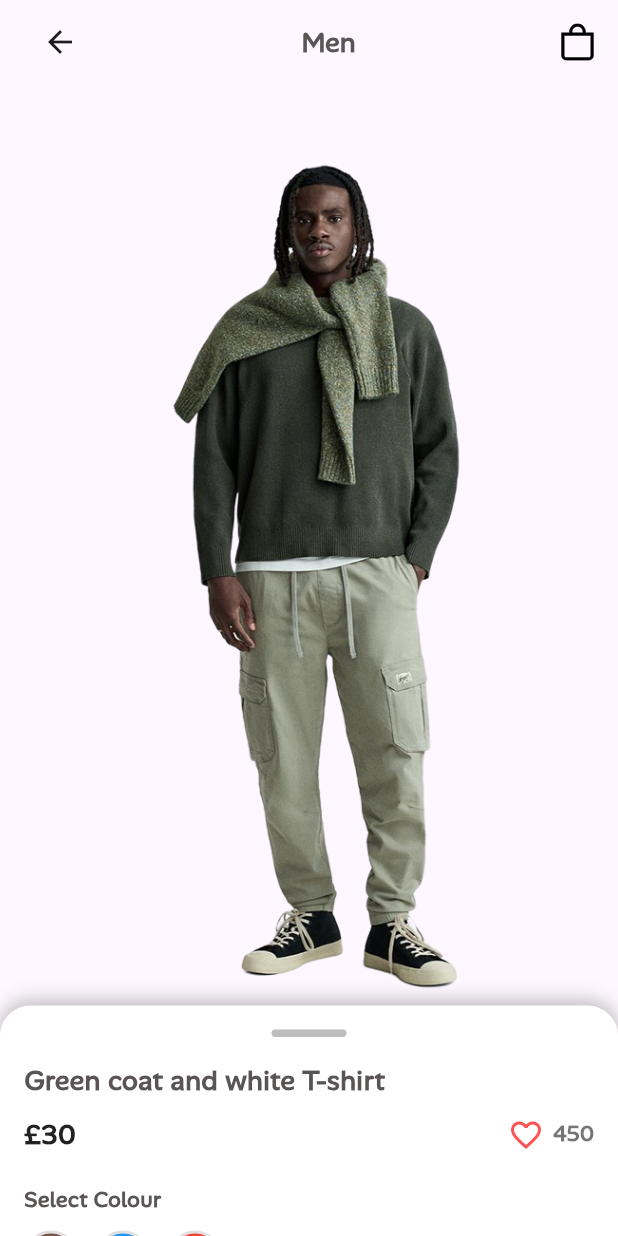
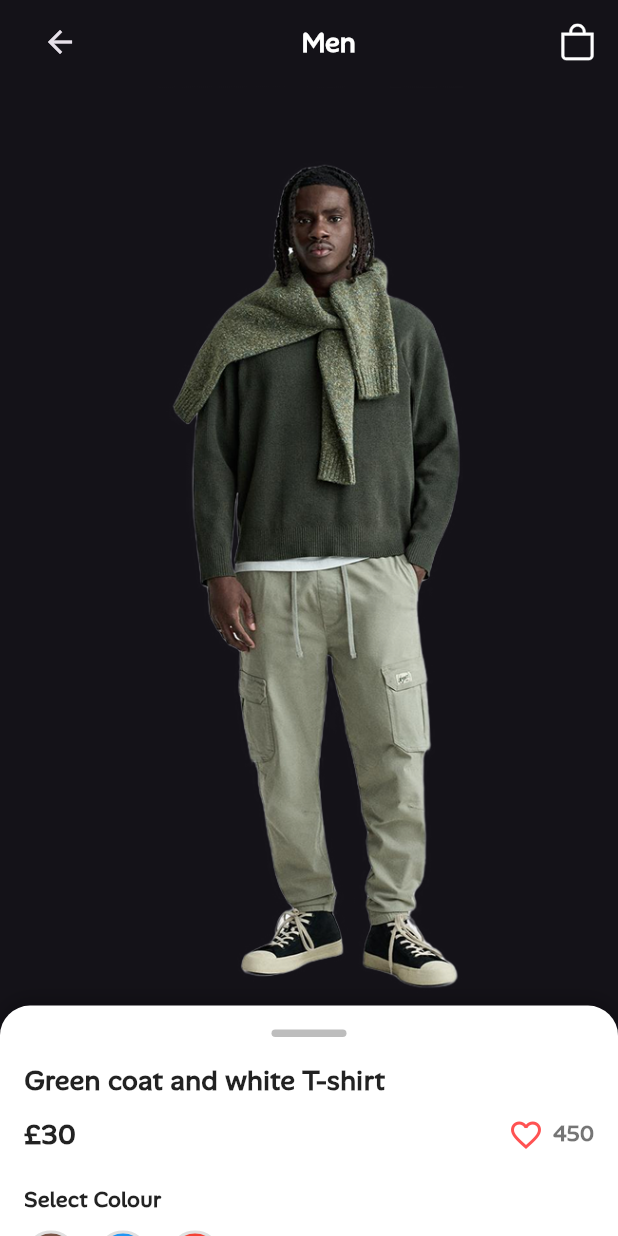
Before and after one commit to MohammedHafiz27/runway_fashion, a Flutter app: the CategoriesDetailsPage screen opened by its route, after a tap on "Green coat and white T-shirt", on a phone screen of 412 x 824 dp. Run offline on Flutter 3.47's test engine with Material 3 defaults, Android fonts, the phone set to English and light mode, and no system bars; our stand-ins replace flutter_svg, go_router, video_player.

Commit message:
App theme file done

```diff
--- a/lib/Core/utils/app_styles.dart
+++ b/lib/Core/utils/app_styles.dart
@@ -40,7 +40,7 @@ abstract class AppStyles {
 
   static TextStyle styleBold16(BuildContext context) {
     return TextStyle(
-      color: const Color(0xFF5A5555),
+      color: Theme.of(context).textTheme.bodyLarge?.color,
       fontSize: getResponsiveFontSize(context, fontSize: 16),
       fontFamily: 'AlanSans',
       fontWeight: FontWeight.w700,
@@ -49,7 +49,7 @@ abstract class AppStyles {
 
   static TextStyle styleBold20(BuildContext context) {
     return TextStyle(
-      color: const Color(0xFF5A5555),
+      color: Theme.of(context).textTheme.bodyLarge?.color,
       fontSize: getResponsiveFontSize(context, fontSize: 20),
       fontFamily: 'AlanSans',
       fontWeight: FontWeight.w700,
--- /dev/null
+++ b/lib/Core/utils/app_theme.dart
@@ -0,0 +1,8 @@
+import 'package:flutter/material.dart';
+
+class AppTheme {
+  static ThemeData darkTheme = ThemeData.dark().copyWith(
+    iconTheme: IconThemeData(color: Colors.white),
+    textTheme: TextTheme(bodyLarge: TextStyle(color: Colors.white)),
+  );
+}
--- a/lib/Core/utils/assets.dart
+++ b/lib/Core/utils/assets.dart
@@ -40,4 +40,5 @@ class Assets {
   static const String imagesWoman = "assets/images/woman.png";
 
   static const String imagesShadow = "assets/images/shadow.png";
+  static const String imagesSortBy = "assets/images/sortby.svg";
 }
--- a/lib/Features/categories_details_page/presentation/views/widgets/custom_row_for_app_bar.dart
+++ b/lib/Features/categories_details_page/presentation/views/widgets/custom_row_for_app_bar.dart
@@ -17,7 +17,9 @@ class CustomAppBar extends StatelessWidget {
           children: [
             IconButton(onPressed: () => context.pop(), icon: Icon(Icons.arrow_back)),
             Text("Men", style: AppStyles.styleBold20(context)),
-            SvgPicture.asset(Assets.imagesbag),
+            Theme.of(context).brightness == Brightness.dark
+                ? SvgPicture.asset(Assets.imagesbag, colorFilter: ColorFilter.mode(Colors.white, BlendMode.srcIn))
+                : SvgPicture.asset(Assets.imagesbag, colorFilter: ColorFilter.mode(Colors.black, BlendMode.srcIn)),
           ],
         ),
         Container(
@@ -29,11 +31,9 @@ class CustomAppBar extends StatelessWidget {
             mainAxisAlignment: MainAxisAlignment.spaceBetween,
             children: [
               Text("Sort by", style: AppStyles.styleBold20(context)),
-              DropdownButton(
-                items: [],
-                onChanged: (value) {},
-                icon: Icon(Icons.south_rounded, color: Colors.black),
-              ),
+              Theme.of(context).brightness == Brightness.dark
+                  ? SvgPicture.asset(Assets.imagesSortBy, colorFilter: ColorFilter.mode(Colors.white, BlendMode.srcIn))
+                  : SvgPicture.asset(Assets.imagesSortBy, colorFilter: ColorFilter.mode(Colors.black, BlendMode.srcIn)),
               Spacer(),
               Icon(Icons.compare_arrows_rounded),
               Text("Filter", style: AppStyles.styleSemiBold14(context)),
--- a/lib/Features/home_page/presentation/views/widgets/categories_section.dart
+++ b/lib/Features/home_page/presentation/views/widgets/categories_section.dart
@@ -9,7 +9,10 @@ class CategoriesSection extends StatelessWidget {
   Widget build(BuildContext context) {
     return Container(
       width: MediaQuery.sizeOf(context).width,
-      decoration: BoxDecoration(color: Colors.white),
+      decoration: BoxDecoration(
+        color: Theme.of(context).brightness == Brightness.dark ? Colors.black45 : Colors.white54,
+        borderRadius: BorderRadius.vertical(top: Radius.circular(12)),
+      ),
       child: Padding(
         padding: const EdgeInsets.symmetric(horizontal: 12.0),
         child: Column(
--- a/lib/Features/product_details/presentation/views/product_details_page.dart
+++ b/lib/Features/product_details/presentation/views/product_details_page.dart
@@ -24,7 +24,9 @@ class ProductDetailsPage extends StatelessWidget {
           children: [
             IconButton(onPressed: () => context.pop(), icon: Icon(Icons.arrow_back)),
             Text("Men", style: AppStyles.styleBold20(context)),
-            SvgPicture.asset(Assets.imagesbag),
+            Theme.of(context).brightness == Brightness.dark
+                ? SvgPicture.asset(Assets.imagesbag, colorFilter: ColorFilter.mode(Colors.white, BlendMode.srcIn))
+                : SvgPicture.asset(Assets.imagesbag, colorFilter: ColorFilter.mode(Colors.black, BlendMode.srcIn)),
           ],
         ),
       ),
--- a/lib/Features/product_details/presentation/views/widgets/my_custom_draggale_scrollable_sheet_body.dart
+++ b/lib/Features/product_details/presentation/views/widgets/my_custom_draggale_scrollable_sheet_body.dart
@@ -26,7 +26,7 @@ class MyDraggableScrollableSheetBody extends StatelessWidget {
           crossAxisAlignment: CrossAxisAlignment.start,
           children: [
             HandleBar(),
-            Text(productModel.title, style: AppStyles.styleBold20(context)),
+            Text(productModel.title, style: AppStyles.styleBold20(context).copyWith(color: Colors.black87)),
             const SizedBox(height: 10),
             Row(
               children: [
@@ -40,13 +40,13 @@ class MyDraggableScrollableSheetBody extends StatelessWidget {
             const SizedBox(height: 20),
 
             /// Select Colour
-            Text("Select Colour", style: AppStyles.styleBold16(context)),
+            Text("Select Colour", style: AppStyles.styleBold16(context).copyWith(color: Colors.black87)),
             const SizedBox(height: 10),
             RowColorsOption(),
             const SizedBox(height: 20),
 
             /// Select Size
-            Text("Select Size", style: AppStyles.styleBold16(context)),
+            Text("Select Size", style: AppStyles.styleBold16(context).copyWith(color: Colors.black87)),
             const SizedBox(height: 10),
             RowSizeOption(),
             const SizedBox(height: 20),
--- a/lib/Features/product_details/presentation/views/widgets/row_size_option.dart
+++ b/lib/Features/product_details/presentation/views/widgets/row_size_option.dart
@@ -8,7 +8,7 @@ class RowSizeOption extends StatelessWidget {
   Widget build(BuildContext context) {
     return Row(
       children: [
-        SizeOption(size: "S"),
+        SizeOption(size: "S",),
         SizeOption(size: "M"),
         SizeOption(size: "L"),
         SizeOption(size: "XL"),
--- a/lib/Features/product_details/presentation/views/widgets/size_option.dart
+++ b/lib/Features/product_details/presentation/views/widgets/size_option.dart
@@ -1,5 +1,5 @@
-
 import 'package:flutter/material.dart';
+import 'package:runway_fashion/Core/utils/app_styles.dart';
 
 class SizeOption extends StatelessWidget {
   final String size;
@@ -14,7 +14,7 @@ class SizeOption extends StatelessWidget {
         border: Border.all(color: Colors.grey.shade400),
         borderRadius: BorderRadius.circular(8),
       ),
-      child: Text(size, style: const TextStyle(fontSize: 14)),
+      child: Text(size, style: AppStyles.styleBold16(context).copyWith(color: Colors.black87)),
     );
   }
 }
```
Also changed, not shown: lib/Core/widgets/custom_app_bar.dart (added, +20 -0 lines), lib/Features/home_page/presentation/views/home_page.dart (+8 -14 lines), lib/main.dart (+11 -1 lines), assets/images/sortby.svg (added).
